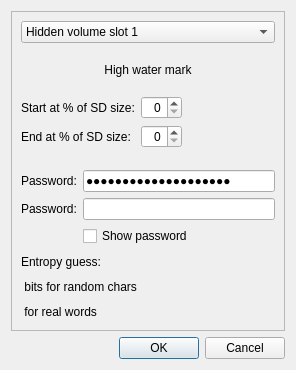
First picture: the form in stick20hiddenvolumedialog.ui, repository Nitrokey/nitrokey-app, before the edit.
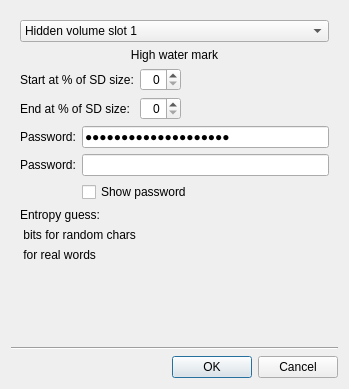
Second picture: the form after the edit. Icons and pictures are not drawn.

Commit message: fix frames and lines at windows

```diff
--- a/stick20hiddenvolumedialog.ui
+++ b/stick20hiddenvolumedialog.ui
@@ -6,8 +6,8 @@
    <rect>
     <x>0</x>
     <y>0</y>
-    <width>296</width>
-    <height>370</height>
+    <width>349</width>
+    <height>389</height>
    </rect>
   </property>
   <property name="sizePolicy">
@@ -32,11 +32,14 @@
        <verstretch>0</verstretch>
       </sizepolicy>
      </property>
+     <property name="autoFillBackground">
+      <bool>false</bool>
+     </property>
      <property name="frameShape">
-      <enum>QFrame::StyledPanel</enum>
+      <enum>QFrame::NoFrame</enum>
      </property>
      <property name="frameShadow">
-      <enum>QFrame::Raised</enum>
+      <enum>QFrame::Plain</enum>
      </property>
      <layout class="QVBoxLayout" name="verticalLayout_2">
       <item>
@@ -219,6 +222,42 @@
      </layout>
     </widget>
    </item>
+   <item>
+    <spacer name="verticalSpacer_2">
+     <property name="orientation">
+      <enum>Qt::Vertical</enum>
+     </property>
+     <property name="sizeHint" stdset="0">
+      <size>
+       <width>20</width>
+       <height>0</height>
+      </size>
+     </property>
+    </spacer>
+   </item>
+   <item>
+    <spacer name="verticalSpacer">
+     <property name="orientation">
+      <enum>Qt::Vertical</enum>
+     </property>
+     <property name="sizeType">
+      <enum>QSizePolicy::Minimum</enum>
+     </property>
+     <property name="sizeHint" stdset="0">
+      <size>
+       <width>20</width>
+       <height>0</height>
+      </size>
+     </property>
+    </spacer>
+   </item>
+   <item>
+    <widget class="Line" name="line">
+     <property name="orientation">
+      <enum>Qt::Horizontal</enum>
+     </property>
+    </widget>
+   </item>
    <item>
     <layout class="QHBoxLayout" name="horizontalLayout">
      <item>
```
Left out of the diff: 5 changed lines with no effect on the pictures. The commit also changes 7 other files.
